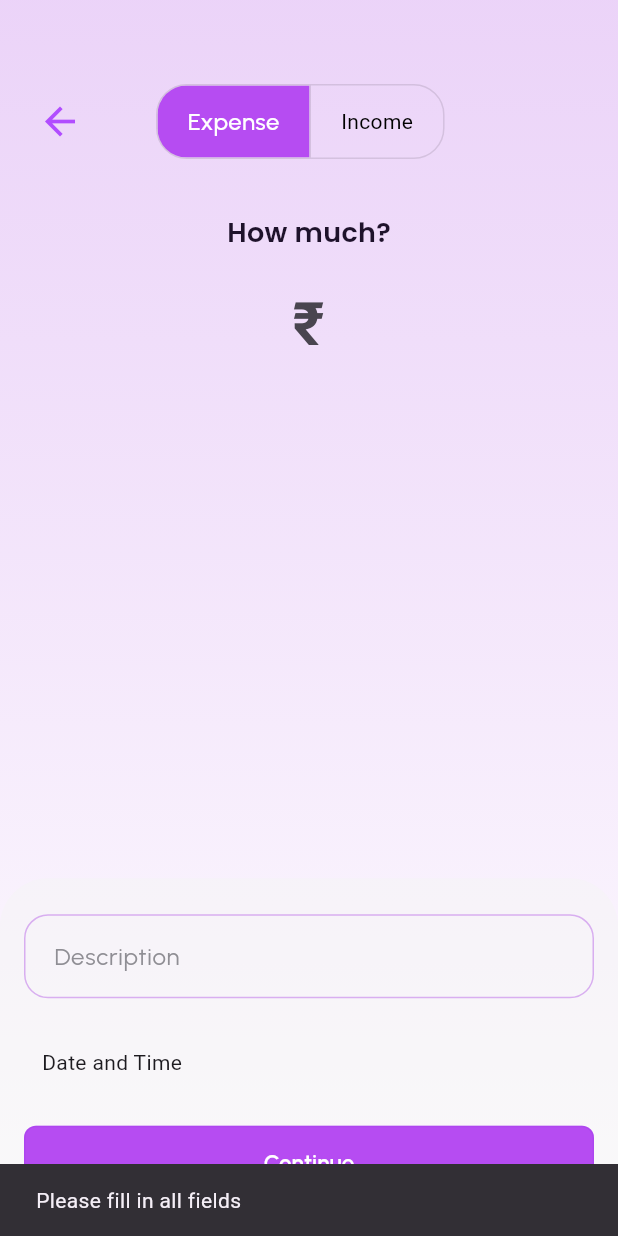
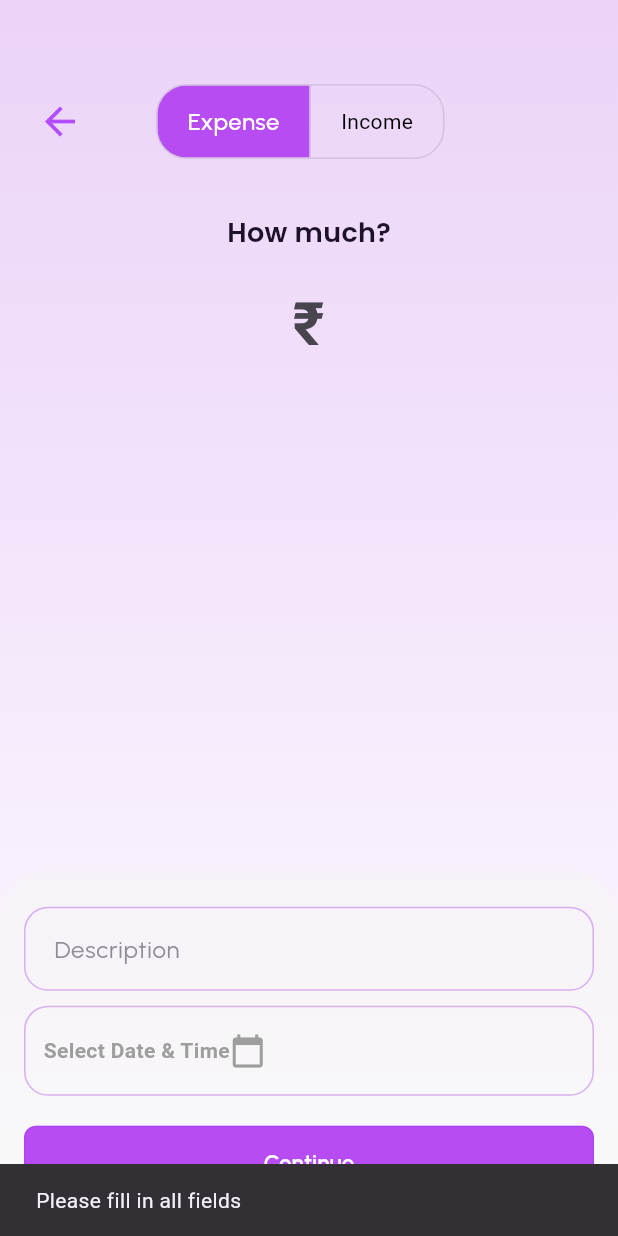
Before and after one commit to YugaJ7/CashCue, a Flutter app: the ExpenseIncomeScreen screen opened by its route, after a tap on "Continue", on a phone screen of 412 x 824 dp. Run offline on Flutter 3.47's test engine with Material 3 defaults, Android fonts, the phone set to English and light mode, and no system bars; our stand-ins replace flutter_svg, google_fonts, shared_preferences; missing offline and left inert: board_datetime_picker; accounts and stored records are empty.

Commit message:
Updated added screen

```diff
--- a/lib/screen/add_screen.dart
+++ b/lib/screen/add_screen.dart
@@ -7,7 +7,7 @@ import 'package:board_datetime_picker/board_datetime_picker.dart';
 import 'package:http/http.dart' as http;
 import 'package:provider/provider.dart';
 import 'package:shared_preferences/shared_preferences.dart';
-import 'dart:convert'; // For JSON encoding
+import 'dart:convert';
 import '../widgets/text.dart';
 
 class ExpenseIncomeScreen extends StatefulWidget {
@@ -68,7 +68,7 @@ class _ExpenseIncomeScreenState extends State<ExpenseIncomeScreen> {
       final homeController = Provider.of<HomeController>(context, listen: false);
       homeController.loadExpenses();
       ScaffoldMessenger.of(context).showSnackBar(
-        const SnackBar(content: Text("Data stored successfully")),
+        const SnackBar(content: Text("Storing successfully")),
       );
       _amountController.clear();
       _descriptionController.clear();
@@ -200,17 +200,25 @@ class _ExpenseIncomeScreenState extends State<ExpenseIncomeScreen> {
                       hintColor: const Color.fromRGBO(143, 142, 148, 1),
                       fillColor: Colors.transparent,
                       borderRadius: 16,
-                      borderColor:
-                          const Color.fromRGBO(185, 104, 231, 0.5),
+                      borderColor:const Color.fromRGBO(185, 104, 231, 0.5),
                     ),
-                    const SizedBox(height: 20),
-                    PickerItemWidget(
+                    const SizedBox(height: 10),
+                    Container(
+                      padding: EdgeInsets.symmetric(vertical: 5),
+                      decoration: BoxDecoration(
+                        border: Border.all(
+                          color: const Color.fromRGBO(185, 104, 231, 0.5),
+                        ),
+                        borderRadius: BorderRadius.all(Radius.circular(16))
+                      ),
+                      child: PickerItemWidget(
                         pickerType: DateTimePickerType.datetime,
                         onDateTimeChanged: (dateTime) {
                           setState(() {
                             selectedDateTime = dateTime.toIso8601String();
                           });
                         },
+                      ),
                     ),
                     const SizedBox(height: 20),
                     SizedBox(
--- a/lib/screen/home_screen.dart
+++ b/lib/screen/home_screen.dart
@@ -252,7 +252,8 @@ class _HomeScreenState extends State<HomeScreen> {
                                 }).toList(),
                               ),
                   ],
-                )),
+                )
+              ),
           ],
         ),
       ),
--- a/lib/widgets/date_time.dart
+++ b/lib/widgets/date_time.dart
@@ -1,4 +1,5 @@
 import 'package:board_datetime_picker/board_datetime_picker.dart';
+import 'package:cashcue/widgets/text.dart';
 import 'package:flutter/material.dart';
 
 class PickerItemWidget extends StatelessWidget {
@@ -40,12 +41,22 @@ class PickerItemWidget extends StatelessWidget {
           padding: const EdgeInsets.symmetric(vertical: 12, horizontal: 12),
           child: Row(
             children: [
-              const Expanded(
-                child: Text('Date and Time'),
-              ),
-              ValueListenableBuilder(
+              ValueListenableBuilder<DateTime>(
                 valueListenable: date,
                 builder: (context, data, _) {
+                  // Show placeholder (hint text) when no date is selected
+                  if (data.year == DateTime.now().year &&
+                      data.month == DateTime.now().month &&
+                      data.day == DateTime.now().day) {
+                    return Text(
+                      'Select Date & Time',
+                      style: TextStyle(
+                        color: Colors.grey, // Hint text style
+                        fontWeight: FontWeight.bold,
+                      ),
+                    );
+                  } else {
+                    // Display selected date and time
                     return Text(
                       BoardDateFormat(pickerType.formatter(
                         withSecond: DateTimePickerType.time == pickerType,
@@ -54,8 +65,11 @@ class PickerItemWidget extends StatelessWidget {
                             fontWeight: FontWeight.bold,
                           ),
                     );
+                  }
                 },
               ),
+              // Add calendar icon to the right
+              Icon(Icons.calendar_today, color: Colors.grey),
             ],
           ),
         ),
@@ -65,7 +79,6 @@ class PickerItemWidget extends StatelessWidget {
 }
 
 extension DateTimePickerTypeExtension on DateTimePickerType {
-
   String formatter({bool withSecond = false}) {
     switch (this) {
       case DateTimePickerType.date:
```
Lines whose indentation alone changed are shown as unchanged.
